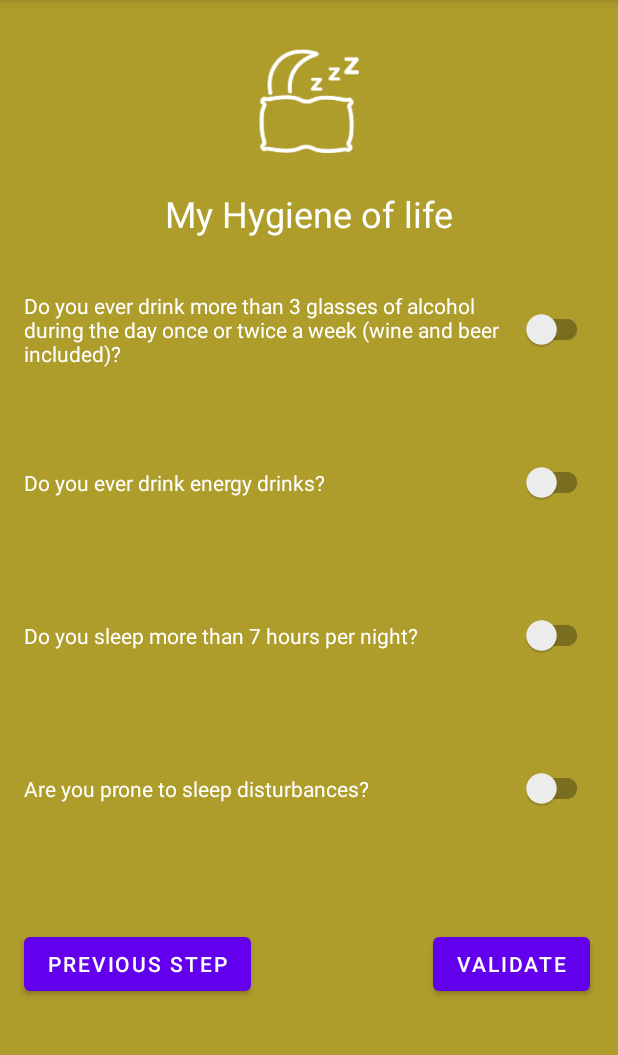
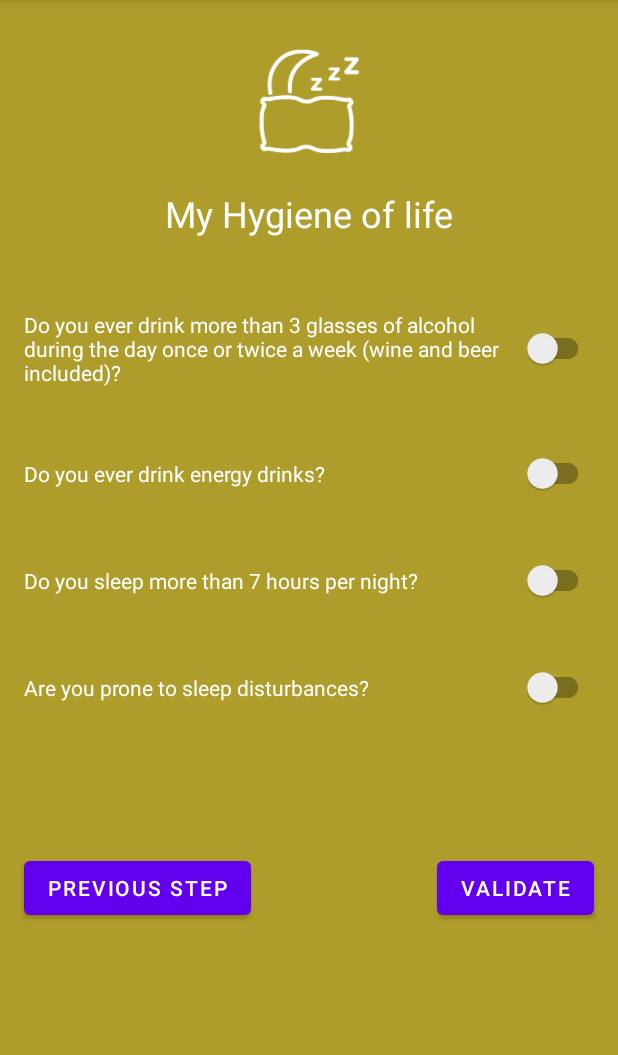
Before and after one commit to hylionx/HealthCheck, an Android app: the MyHygieneOfLigeActivity screen opened directly, with no data from a screen before it, on a phone screen of 412 x 824 dp, the part 84-1139 px from its top. Run offline under Robolectric (Android 15) with nearby library versions, the light colour scheme and no system bars.

Commit message:
Layout fix

```diff
--- a/app/src/main/res/layout/activity_my_heart.xml
+++ b/app/src/main/res/layout/activity_my_heart.xml
@@ -165,7 +165,7 @@
                 android:id="@+id/btnMyHeartPrec"
                 android:layout_width="wrap_content"
                 android:layout_height="wrap_content"
-                android:layout_marginStart="8dp"
+                android:layout_marginStart="16dp"
                 android:text="@string/btnPrec"
                 app:layout_constraintStart_toStartOf="parent"
                 app:layout_constraintTop_toTopOf="@+id/btnMyHeartNExt"
--- a/app/src/main/res/layout/activity_my_hygiene_of_lige.xml
+++ b/app/src/main/res/layout/activity_my_hygiene_of_lige.xml
@@ -33,11 +33,15 @@
         tools:ignore="TextContrastCheck" />
 
     <ScrollView
-        android:layout_width="409dp"
-        android:layout_height="571dp"
+        android:layout_width="0dp"
+        android:layout_height="0dp"
         android:layout_marginTop="16dp"
+        app:layout_constraintBottom_toBottomOf="parent"
+        app:layout_constraintEnd_toEndOf="parent"
+        app:layout_constraintHorizontal_bias="0.0"
         app:layout_constraintStart_toStartOf="parent"
         app:layout_constraintTop_toBottomOf="@+id/myHygieneOfLifeTitle"
+        app:layout_constraintVertical_bias="1.0"
         tools:ignore="SpeakableTextPresentCheck">
 
         <androidx.constraintlayout.widget.ConstraintLayout
@@ -46,53 +50,57 @@
 
             <androidx.appcompat.widget.SwitchCompat
                 android:id="@+id/switchMyHygieneOfLifeQ1"
-                android:layout_width="379dp"
-                android:layout_height="58dp"
+                android:layout_width="0dp"
+                android:layout_height="wrap_content"
                 android:layout_marginStart="16dp"
-                android:layout_marginTop="16dp"
+                android:layout_marginTop="32dp"
+                android:layout_marginEnd="16dp"
+                android:minHeight="50dp"
                 android:text="@string/txtMyHygieneOfLifeQ1"
                 android:textColor="@color/white"
+                app:layout_constraintEnd_toEndOf="parent"
                 app:layout_constraintStart_toStartOf="parent"
                 app:layout_constraintTop_toTopOf="parent"
                 tools:ignore="TextContrastCheck" />
 
             <androidx.appcompat.widget.SwitchCompat
                 android:id="@+id/switchMyHygieneOfLifeQ2"
-                android:layout_width="379dp"
-                android:layout_height="58dp"
-                android:layout_marginStart="16dp"
+                android:layout_width="0dp"
+                android:layout_height="0dp"
                 android:layout_marginTop="44dp"
+                android:minHeight="50dp"
                 android:text="@string/txtMyHygieneOfLifeQ2"
                 android:textColor="@color/white"
-                app:layout_constraintStart_toStartOf="parent"
+                app:layout_constraintEnd_toEndOf="@+id/switchMyHygieneOfLifeQ1"
+                app:layout_constraintStart_toStartOf="@+id/switchMyHygieneOfLifeQ1"
                 app:layout_constraintTop_toBottomOf="@+id/switchMyHygieneOfLifeQ1"
                 tools:ignore="TouchTargetSizeCheck,TextContrastCheck" />
 
             <androidx.appcompat.widget.SwitchCompat
                 android:id="@+id/switch4"
-                android:layout_width="379dp"
-                android:layout_height="58dp"
+                android:layout_width="0dp"
+                android:layout_height="0dp"
                 android:layout_marginTop="44dp"
-                android:minHeight="48dp"
+                android:minHeight="50dp"
                 android:text="@string/txtMyHygieneOfLifeQ4"
                 android:textColor="@color/white"
                 app:layout_constraintEnd_toEndOf="@+id/switchMyHygieneOfLifeQ3"
                 app:layout_constraintStart_toStartOf="@+id/switchMyHygieneOfLifeQ3"
                 app:layout_constraintTop_toBottomOf="@+id/switchMyHygieneOfLifeQ3"
-                tools:ignore="TextContrastCheck" />
+                tools:ignore="TextContrastCheck,TouchTargetSizeCheck" />
 
             <androidx.appcompat.widget.SwitchCompat
                 android:id="@+id/switchMyHygieneOfLifeQ3"
-                android:layout_width="379dp"
-                android:layout_height="58dp"
+                android:layout_width="0dp"
+                android:layout_height="0dp"
                 android:layout_marginTop="44dp"
-                android:minHeight="48dp"
+                android:minHeight="50dp"
                 android:text="@string/txtMyHygieneOfLifeQ3"
                 android:textColor="@color/white"
                 app:layout_constraintEnd_toEndOf="@+id/switchMyHygieneOfLifeQ2"
                 app:layout_constraintStart_toStartOf="@+id/switchMyHygieneOfLifeQ2"
                 app:layout_constraintTop_toBottomOf="@+id/switchMyHygieneOfLifeQ2"
-                tools:ignore="TextContrastCheck" />
+                tools:ignore="TextContrastCheck,TouchTargetSizeCheck" />
 
             <Button
                 android:id="@+id/btnValidate"
@@ -101,8 +109,10 @@
                 android:layout_marginTop="64dp"
                 android:layout_marginEnd="16dp"
                 android:text="@string/btnValidate"
+                app:layout_constraintBottom_toBottomOf="parent"
                 app:layout_constraintEnd_toEndOf="parent"
-                app:layout_constraintTop_toBottomOf="@+id/switch4" />
+                app:layout_constraintTop_toBottomOf="@+id/switch4"
+                tools:ignore="TextContrastCheck" />
 
             <Button
                 android:id="@+id/btnMyHygieneOfLifePrec"
```
Also changed, not shown: app/src/main/res/layout/activity_my_physical_activity.xml (+14 -12 lines), app/src/main/res/layout/activity_my_tobacco_consumption.xml (+7 -3 lines).
